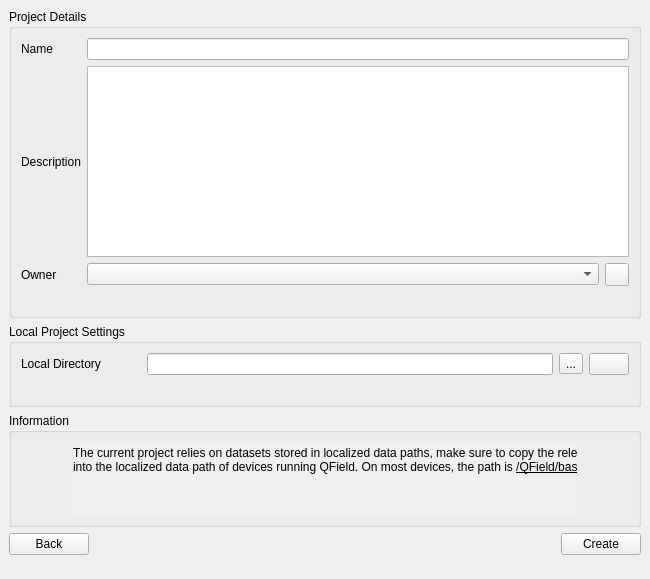
This is qfieldsync/ui/cloud_create_project_widget.ui in opengisch/qfieldsync as Qt 5 draws it before an edit. The edited form follows.
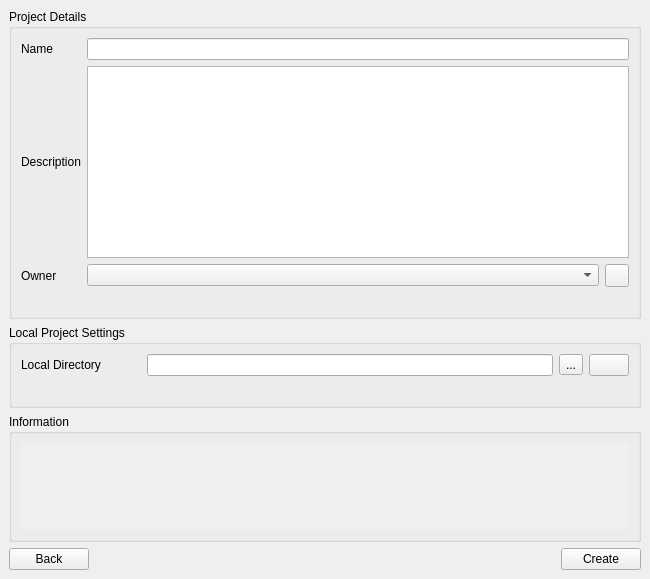
This is the edited form. The open tabs and pages were chosen to show the change. Icons and pictures are not drawn.

Commit message: Further tweaks + apply same fix to package dialog fix

```diff
--- a/qfieldsync/ui/cloud_create_project_widget.ui
+++ b/qfieldsync/ui/cloud_create_project_widget.ui
@@ -300,24 +300,36 @@
        </item>
        <item>
         <widget class="QGroupBox" name="infoGroupBox">
+         <property name="sizePolicy">
+          <sizepolicy hsizetype="Minimum" vsizetype="Preferred">
+           <horstretch>0</horstretch>
+           <verstretch>1</verstretch>
+          </sizepolicy>
+         </property>
+         <property name="minimumSize">
+          <size>
+           <width>50</width>
+           <height>120</height>
+          </size>
+         </property>
+         <property name="maximumSize">
+          <size>
+           <width>16777215</width>
+           <height>200</height>
+          </size>
+         </property>
          <property name="title">
           <string>Information</string>
          </property>
          <layout class="QGridLayout" name="gridLayout_8">
-          <item row="2" column="0">
+          <item row="0" column="0">
            <widget class="QScrollArea" name="scrollArea">
             <property name="sizePolicy">
-             <sizepolicy hsizetype="Fixed" vsizetype="Expanding">
+             <sizepolicy hsizetype="Preferred" vsizetype="Preferred">
               <horstretch>0</horstretch>
               <verstretch>0</verstretch>
              </sizepolicy>
             </property>
-            <property name="maximumSize">
-             <size>
-              <width>16777215</width>
-              <height>200</height>
-             </size>
-            </property>
             <property name="frameShape">
              <enum>QFrame::NoFrame</enum>
             </property>
@@ -327,15 +339,24 @@
             <property name="horizontalScrollBarPolicy">
              <enum>Qt::ScrollBarAlwaysOff</enum>
             </property>
+            <property name="widgetResizable">
+             <bool>true</bool>
+            </property>
             <widget class="QWidget" name="scrollAreaWidgetContents">
              <property name="geometry">
               <rect>
                <x>0</x>
                <y>0</y>
-               <width>594</width>
-               <height>73</height>
+               <width>20</width>
+               <height>20</height>
               </rect>
              </property>
+             <property name="sizePolicy">
+              <sizepolicy hsizetype="Preferred" vsizetype="Preferred">
+               <horstretch>1</horstretch>
+               <verstretch>1</verstretch>
+              </sizepolicy>
+             </property>
              <layout class="QVBoxLayout" name="verticalLayout_7">
               <property name="spacing">
                <number>0</number>
@@ -352,21 +373,20 @@
               <property name="bottomMargin">
                <number>0</number>
               </property>
-              <item>
-               <widget class="QLabel" name="infoLocalizedPresentLabel">
-                <property name="text">
-                 <string>The current project relies on datasets stored in localized data paths, make sure to copy the relevant datasets into the localized data path of devices running QField. On most devices, the path is &lt;u&gt;/QField/basemaps.&lt;/u&gt;</string>
-                </property>
-                <property name="wordWrap">
-                 <bool>true</bool>
-                </property>
-               </widget>
-              </item>
               <item>
                <widget class="QLabel" name="infoLocalizedLayersLabel">
+                <property name="sizePolicy">
+                 <sizepolicy hsizetype="Preferred" vsizetype="Preferred">
+                  <horstretch>0</horstretch>
+                  <verstretch>0</verstretch>
+                 </sizepolicy>
+                </property>
                 <property name="text">
                  <string/>
                 </property>
+                <property name="alignment">
+                 <set>Qt::AlignLeading|Qt::AlignLeft|Qt::AlignTop</set>
+                </property>
                 <property name="wordWrap">
                  <bool>true</bool>
                 </property>
@@ -410,22 +430,6 @@
          </item>
         </layout>
        </item>
-       <item>
-        <spacer>
-         <property name="orientation">
-          <enum>Qt::Vertical</enum>
-         </property>
-         <property name="sizeType">
-          <enum>QSizePolicy::Expanding</enum>
-         </property>
-         <property name="sizeHint" stdset="0">
-          <size>
-           <width>16</width>
-           <height>16</height>
-          </size>
-         </property>
-        </spacer>
-       </item>
       </layout>
      </widget>
      <widget class="QWidget" name="progressPage">
```
The commit also changes 4 other files.
